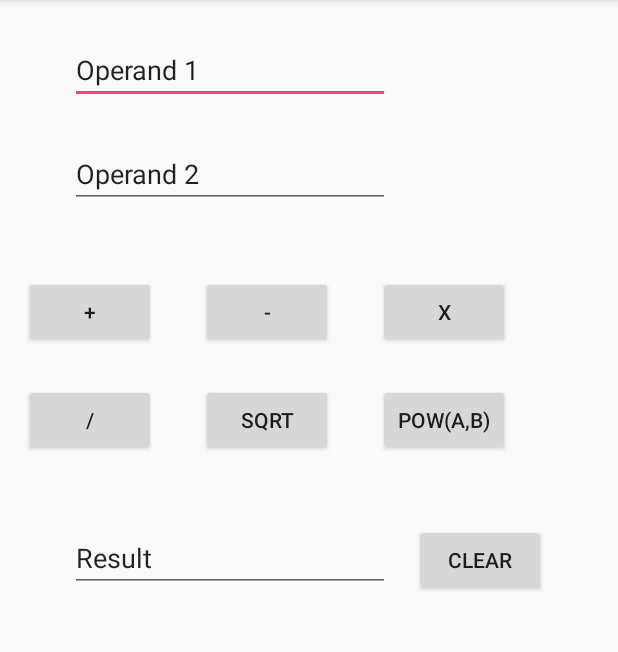
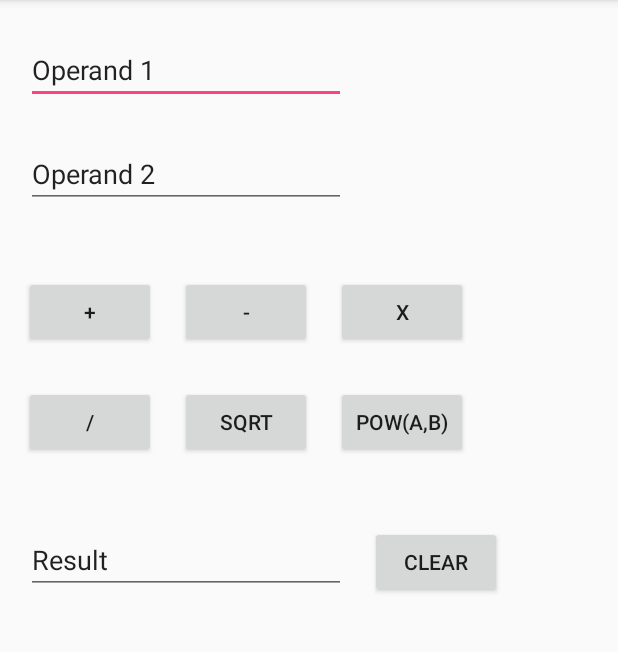
Before and after one commit to jposthau/MyCalc, an Android app: the screen it shows after launch (MainActivity), on a phone screen of 412 x 824 dp, the part 84-736 px from its top. Run offline under Robolectric (Android 15) with nearby library versions, the phone set to English and light mode, and no system bars.

Commit message:
Initial submission

```diff
--- a/app/src/main/res/layout/activity_main.xml
+++ b/app/src/main/res/layout/activity_main.xml
@@ -10,27 +10,29 @@
         android:id="@+id/editText"
         android:layout_width="wrap_content"
         android:layout_height="wrap_content"
-        android:layout_marginEnd="152dp"
+        android:layout_marginStart="17dp"
         android:layout_marginTop="24dp"
         android:ems="10"
         android:inputType="text|textPersonName"
         android:singleLine="false"
         android:text="Operand 1"
         android:visibility="visible"
-        app:layout_constraintEnd_toEndOf="parent"
-        app:layout_constraintTop_toTopOf="parent" />
+        app:layout_constraintStart_toStartOf="parent"
+        app:layout_constraintTop_toTopOf="parent"
+        tools:ignore="HardcodedText" />
 
     <EditText
         android:id="@+id/editText2"
         android:layout_width="wrap_content"
         android:layout_height="wrap_content"
-        android:layout_marginEnd="152dp"
+        android:layout_marginStart="17dp"
         android:layout_marginTop="24dp"
         android:ems="10"
         android:inputType="textPersonName"
         android:text="Operand 2"
-        app:layout_constraintEnd_toEndOf="parent"
-        app:layout_constraintTop_toBottomOf="@+id/editText" />
+        app:layout_constraintStart_toStartOf="parent"
+        app:layout_constraintTop_toBottomOf="@+id/editText"
+        tools:ignore="HardcodedText" />
 
     <Button
         android:id="@+id/button"
@@ -38,71 +40,84 @@
         android:layout_height="wrap_content"
         android:layout_marginStart="16dp"
         android:layout_marginTop="45dp"
+        android:onClick="add"
         android:text="+"
         app:layout_constraintStart_toStartOf="parent"
-        app:layout_constraintTop_toBottomOf="@+id/editText2" />
+        app:layout_constraintTop_toBottomOf="@+id/editText2"
+        tools:ignore="HardcodedText" />
 
     <Button
         android:id="@+id/button2"
         android:layout_width="wrap_content"
         android:layout_height="wrap_content"
+        android:layout_marginStart="16dp"
         android:layout_marginTop="45dp"
+        android:onClick="subtract"
         android:text="-"
-        app:layout_constraintEnd_toStartOf="@+id/button3"
         app:layout_constraintStart_toEndOf="@+id/button"
-        app:layout_constraintTop_toBottomOf="@+id/editText2" />
+        app:layout_constraintTop_toBottomOf="@+id/editText2"
+        tools:ignore="HardcodedText" />
 
     <Button
         android:id="@+id/button3"
         android:layout_width="wrap_content"
         android:layout_height="wrap_content"
-        android:layout_marginEnd="72dp"
+        android:layout_marginStart="16dp"
         android:layout_marginTop="45dp"
+        android:onClick="multiply"
         android:text="x"
-        app:layout_constraintEnd_toEndOf="parent"
-        app:layout_constraintTop_toBottomOf="@+id/editText2" />
+        app:layout_constraintStart_toEndOf="@+id/button2"
+        app:layout_constraintTop_toBottomOf="@+id/editText2"
+        tools:ignore="HardcodedText" />
 
     <Button
         android:id="@+id/button4"
         android:layout_width="wrap_content"
         android:layout_height="wrap_content"
         android:layout_marginStart="16dp"
-        android:layout_marginTop="24dp"
+        android:layout_marginTop="25dp"
+        android:onClick="divide"
         android:text="/"
         app:layout_constraintStart_toStartOf="parent"
-        app:layout_constraintTop_toBottomOf="@+id/button" />
+        app:layout_constraintTop_toBottomOf="@+id/button"
+        tools:ignore="HardcodedText" />
 
     <Button
         android:id="@+id/button5"
         android:layout_width="wrap_content"
         android:layout_height="wrap_content"
-        android:layout_marginTop="24dp"
+        android:layout_marginStart="16dp"
+        android:layout_marginTop="25dp"
+        android:onClick="sqrt"
         android:text="SQRT"
-        app:layout_constraintEnd_toStartOf="@+id/button6"
         app:layout_constraintStart_toEndOf="@+id/button4"
-        app:layout_constraintTop_toBottomOf="@+id/button2" />
+        app:layout_constraintTop_toBottomOf="@+id/button2"
+        tools:ignore="HardcodedText" />
 
     <Button
         android:id="@+id/button6"
         android:layout_width="wrap_content"
         android:layout_height="wrap_content"
-        android:layout_marginEnd="72dp"
-        android:layout_marginTop="24dp"
+        android:layout_marginStart="16dp"
+        android:layout_marginTop="25dp"
+        android:onClick="pow"
         android:text="POW(A,B)"
-        app:layout_constraintEnd_toEndOf="parent"
-        app:layout_constraintTop_toBottomOf="@+id/button3" />
+        app:layout_constraintStart_toEndOf="@+id/button5"
+        app:layout_constraintTop_toBottomOf="@+id/button3"
+        tools:ignore="HardcodedText" />
 
     <EditText
         android:id="@+id/editText3"
         android:layout_width="wrap_content"
         android:layout_height="wrap_content"
-        android:layout_marginEnd="152dp"
+        android:layout_marginStart="17dp"
         android:layout_marginTop="45dp"
         android:ems="10"
         android:inputType="textPersonName"
         android:text="Result"
-        app:layout_constraintEnd_toEndOf="parent"
-        app:layout_constraintTop_toBottomOf="@+id/button5" />
+        app:layout_constraintStart_toStartOf="parent"
+        app:layout_constraintTop_toBottomOf="@+id/button4"
+        tools:ignore="HardcodedText" />
 
     <Button
         android:id="@+id/button7"
@@ -110,7 +125,9 @@
         android:layout_height="wrap_content"
         android:layout_marginStart="16dp"
         android:layout_marginTop="45dp"
+        android:onClick="clear"
         android:text="Clear"
         app:layout_constraintStart_toEndOf="@+id/editText3"
-        app:layout_constraintTop_toBottomOf="@+id/button5" />
+        app:layout_constraintTop_toBottomOf="@+id/button6"
+        tools:ignore="HardcodedText" />
 </android.support.constraint.ConstraintLayout>
```
Also changed, not shown: app/src/main/java/com/qniyaz/mycalc/MainActivity.java (+23 -32 lines).
